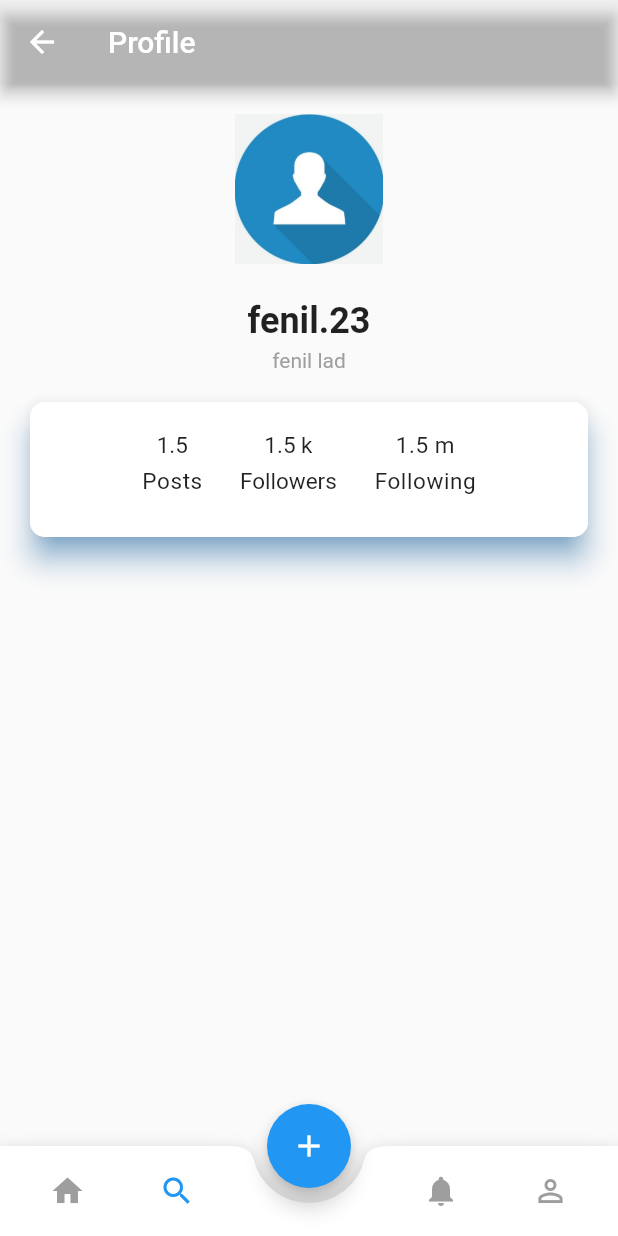
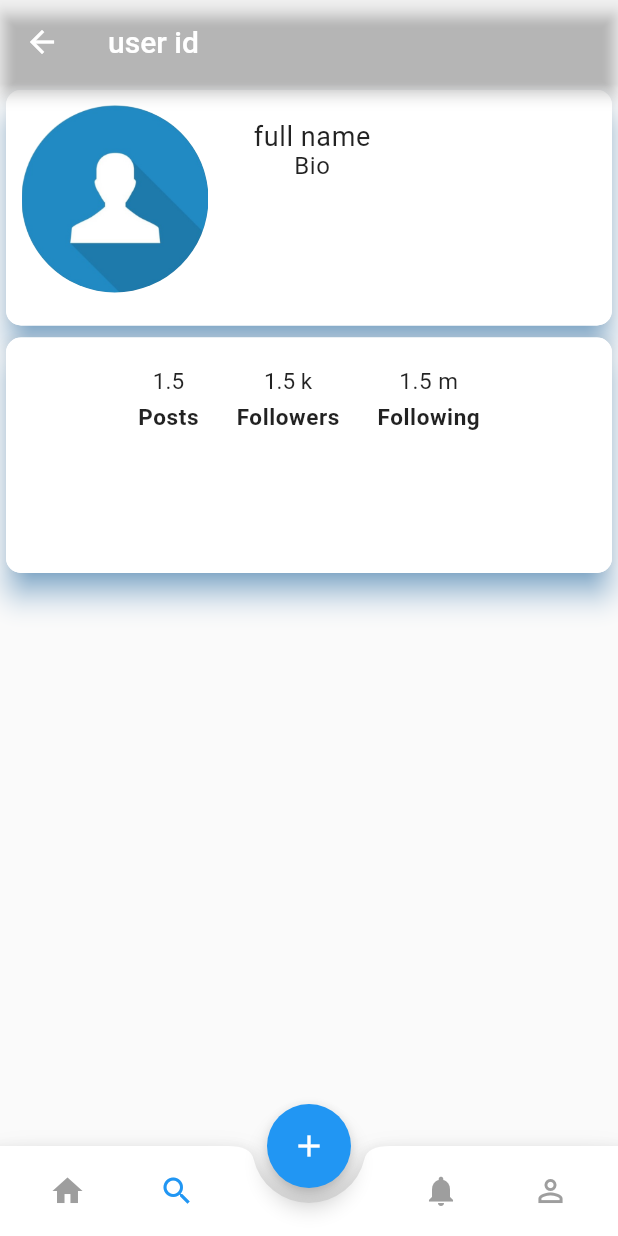
Before and after one commit to Fenillad-23/chatIn, a Flutter app: the screen it shows after launch, item 2 of the bottom bar chosen, on a phone screen of 412 x 824 dp. Run offline on Flutter 3.47's test engine with Material 2 defaults, Android fonts, the light colour scheme and no system bars; our stand-ins replace lottie, otp_text_field, shared_preferences; missing offline and left inert: stories_for_flutter.

Commit message:
userProfileHalfDone

```diff
--- a/lib/HomeScreen/User/User.dart
+++ b/lib/HomeScreen/User/User.dart
@@ -1,5 +1,5 @@
 class User {
-  late String imagePath;
+  String imagePath;
   late String name;
   late String Bio;
   late int Followers;
--- a/lib/HomeScreen/UserProfile/UserProfile.dart
+++ b/lib/HomeScreen/UserProfile/UserProfile.dart
@@ -9,12 +9,11 @@ class UserProfile extends StatefulWidget {
 }
 
 class _UserProfileState extends State<UserProfile> {
-  final user = UserPreferences.myuser;
   @override
   Widget build(BuildContext context) {
     return Scaffold(
       appBar: AppBar(
-        title: Text("Profile"),
+        title: Text("user id"),
         backgroundColor: Colors.transparent,
         leading: new IconButton(
           icon: new Icon(
@@ -26,37 +25,58 @@ class _UserProfileState extends State<UserProfile> {
           },
         ),
       ),
-      body: Container(
-        height: MediaQuery.of(context).size.height,
-        width: MediaQuery.of(context).size.width,
+      body: Center(
         child: ListView(
           children: [
+            Container(
+              height: 165,
+              width: MediaQuery.of(context).size.width,
+              child: Card(
+                elevation: 8,
+                shape: OutlineInputBorder(
+                  borderRadius: BorderRadius.circular(10),
+                  borderSide: BorderSide(color: Colors.white),
+                ),
+                shadowColor: Colors.blue,
+                child: Row(
+                  children: <Widget>[
+                    Column(
+                      children: <Widget>[
                         Padding(
-              padding: const EdgeInsets.only(top: 20.0),
+                          padding: const EdgeInsets.all(10.0),
                           child: ClipRRect(
                             borderRadius: BorderRadius.circular(100),
                             child: Image.asset(
                               'assets/images/user.jpeg',
-                  width: 100,
-                  height: 100,
+                              width: 125,
+                              height: 125,
                               fit: BoxFit.contain,
                             ),
                           ),
                         ),
-            const SizedBox(height: 24),
-            Column(
-              children: [
+                      ],
+                    ),
+                    Padding(
+                      padding: const EdgeInsets.all(20.0),
+                      child: Column(
+                        children: <Widget>[
                           Text(
-                  "fenil.23",
-                  style: TextStyle(fontWeight: FontWeight.bold, fontSize: 24),
+                            "full name",
+                            style: TextStyle(fontSize: 18, letterSpacing: 0.4),
                           ),
-                const SizedBox(height: 4),
                           Text(
-                  "fenil lad",
-                  style: TextStyle(color: Colors.grey),
+                            "Bio",
+                            style: TextStyle(fontSize: 16, letterSpacing: 0.4),
+                          ),
+                        ],
+                      ),
+                    ),
+                  ],
+                ),
+              ),
             ),
             Container(
-                  height: 130,
+              height: 165,
               width: MediaQuery.of(context).size.width,
               child: Card(
                 elevation: 8,
@@ -64,7 +84,6 @@ class _UserProfileState extends State<UserProfile> {
                     borderRadius: BorderRadius.circular(10),
                     borderSide: BorderSide(color: Colors.white)),
                 shadowColor: Colors.blue,
-                    margin: EdgeInsets.all(20),
                 child: Row(
                   mainAxisAlignment: MainAxisAlignment.center,
                   crossAxisAlignment: CrossAxisAlignment.center,
@@ -82,8 +101,10 @@ class _UserProfileState extends State<UserProfile> {
                           ),
                           Text(
                             'Posts',
-                                style:
-                                    TextStyle(fontSize: 15, letterSpacing: 0.4),
+                            style: TextStyle(
+                                fontSize: 15,
+                                letterSpacing: 0.4,
+                                fontWeight: FontWeight.bold),
                           ),
                         ],
                       ),
@@ -102,7 +123,10 @@ class _UserProfileState extends State<UserProfile> {
                           ),
                           Text(
                             'Followers',
-                                style: TextStyle(fontSize: 15),
+                            style: TextStyle(
+                                fontSize: 15,
+                                letterSpacing: 0.4,
+                                fontWeight: FontWeight.bold),
                           ),
                         ],
                       ),
@@ -116,25 +140,25 @@ class _UserProfileState extends State<UserProfile> {
                         children: [
                           Text(
                             "1.5 m",
-                                style:
-                                    TextStyle(fontSize: 15, letterSpacing: 0.4),
+                            style: TextStyle(fontSize: 15, letterSpacing: 0.4),
                           ),
                           SizedBox(
                             height: 6,
                           ),
                           Text(
                             'Following',
-                                style:
-                                    TextStyle(fontSize: 15, letterSpacing: 0.4),
+                            style: TextStyle(
+                                fontSize: 15,
+                                letterSpacing: 0.4,
+                                fontWeight: FontWeight.bold),
                           ),
                         ],
                       ),
                     ),
+                    Row()
                   ],
                 ),
               ),
-                ),
-              ],
             ),
           ],
         ),
```
Lines whose indentation alone changed are shown as unchanged.
